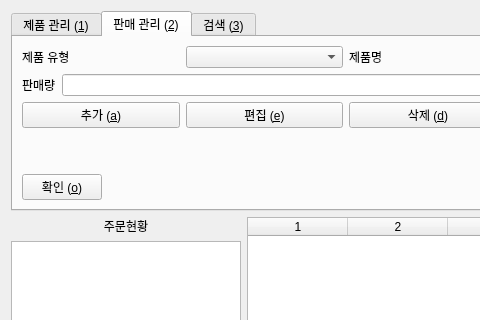
kar00034/coffee_management_system, file ui/sale_manage.ui: the form before one commit; both pictures show x 0 to 480 and y 0 to 320 of the 692 by 543 pixel window.
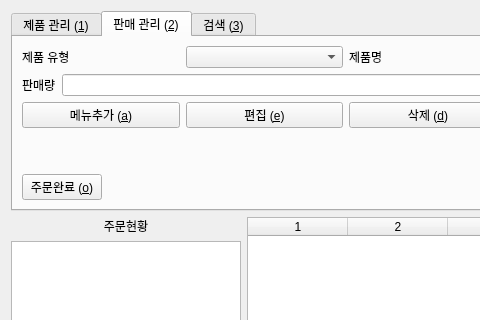
The form after the commit.

```diff
--- a/ui/sale_manage.ui
+++ b/ui/sale_manage.ui
@@ -198,7 +198,7 @@
          <item>
           <widget class="QPushButton" name="btn_insert">
            <property name="text">
-            <string>추가 (&amp;a)</string>
+            <string>메뉴추가 (&amp;a)</string>
            </property>
           </widget>
          </item>
@@ -230,7 +230,7 @@
          <item>
           <widget class="QPushButton" name="btn_ok">
            <property name="text">
-            <string>확인 (&amp;o)</string>
+            <string>주문완료 (&amp;o)</string>
            </property>
           </widget>
          </item>
```
